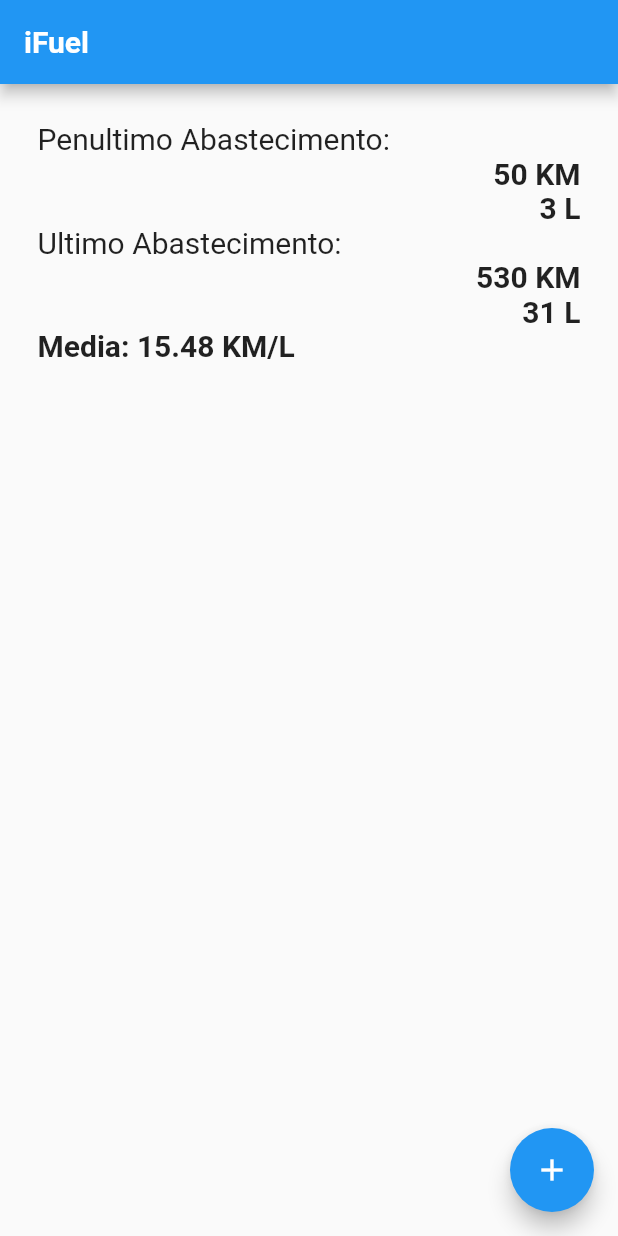
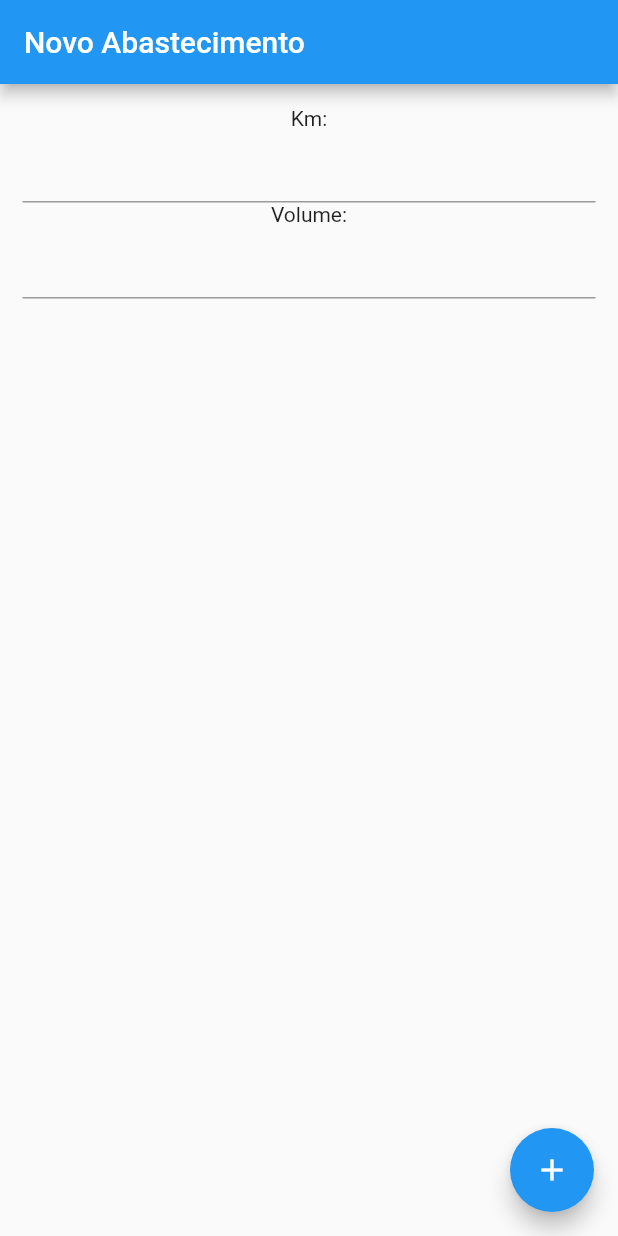
Before and after one commit to Decripter/iFuel, a Flutter app: the screen it shows after launch, after a tap on the "add" icon, on a phone screen of 412 x 824 dp. Run offline on Flutter 3.47's test engine with Material 2 defaults, Android fonts, the phone set to English and light mode, and no system bars.

Commit message:
some credits

```diff
--- /dev/null
+++ b/lib/homePage.dart
@@ -0,0 +1,76 @@
+import 'package:flutter/material.dart';
+
+class HomePage extends StatefulWidget {
+  @override
+  _HomePageState createState() => _HomePageState();
+}
+
+class _HomePageState extends State<HomePage> {
+  var untilLastKm = 0;
+  var untilLastAb = 0;
+  var lastKm = 1;
+  var lastAb = 1;
+  var mediaCons = 0.0;
+  @override
+  Widget build(BuildContext context) {
+    mediaCons = (lastKm - untilLastKm) / lastAb;
+
+    return Scaffold(
+      appBar: AppBar(
+        title: Text(
+          'iFuel',
+          style: TextStyle(fontWeight: FontWeight.bold),
+        ),
+      ),
+      body: Padding(
+        padding: const EdgeInsets.all(25.0),
+        child: Column(
+          children: [
+            Row(mainAxisAlignment: MainAxisAlignment.start, children: [
+              Text(
+                'Penultimo Abastecimento:',
+                style: TextStyle(fontSize: 20),
+              )
+            ]),
+            Row(mainAxisAlignment: MainAxisAlignment.end, children: [
+              Text(untilLastKm.toString() + ' KM',
+                  style: TextStyle(fontSize: 20, fontWeight: FontWeight.bold)),
+            ]),
+            Row(mainAxisAlignment: MainAxisAlignment.end, children: [
+              Text(untilLastAb.toString() + ' L',
+                  style: TextStyle(fontSize: 20, fontWeight: FontWeight.bold)),
+            ]),
+            Row(mainAxisAlignment: MainAxisAlignment.start, children: [
+              Text(
+                'Ultimo Abastecimento:',
+                style: TextStyle(fontSize: 20),
+              )
+            ]),
+            Row(mainAxisAlignment: MainAxisAlignment.end, children: [
+              Text(
+                lastKm.toString() + ' KM',
+                style: TextStyle(fontSize: 20, fontWeight: FontWeight.bold),
+              ),
+            ]),
+            Row(mainAxisAlignment: MainAxisAlignment.end, children: [
+              Text(lastAb.toString() + ' L',
+                  style: TextStyle(fontSize: 20, fontWeight: FontWeight.bold)),
+            ]),
+            Row(mainAxisAlignment: MainAxisAlignment.start, children: [
+              Text(
+                'Media: ' + mediaCons.toStringAsPrecision(4) + ' KM/L',
+                style: TextStyle(fontSize: 20, fontWeight: FontWeight.bold),
+              )
+            ]),
+          ],
+        ),
+      ),
+      floatingActionButton: FloatingActionButton(
+        child: Icon(Icons.add),
+        onPressed: () {
+          Navigator.of(context).pushNamed('/addAbast');
+        },
+      ),
+    );
+  }
+}
--- a/lib/main.dart
+++ b/lib/main.dart
@@ -1,85 +1,21 @@
 import 'package:flutter/material.dart';
+import 'package:iFuel/newAb.dart';
+import 'homePage.dart';
 
-main() {
+void main() {
   runApp(MyHomePg());
 }
 
 class MyHomePg extends StatelessWidget {
   @override
   Widget build(BuildContext context) {
-    return MaterialApp(home: HomePage());
+    return MaterialApp(
+      initialRoute: '/',
+      routes: {
+        '/': (context) => HomePage(),
+        '/addAbast': (context) => AddAbast()
+      },
+    );
+    //home: HomePage());
   }
 }
-
-class HomePage extends StatefulWidget {
-  @override
-  _HomePageState createState() => _HomePageState();
-}
-
-class _HomePageState extends State<HomePage> {
-  var untilLastKm = 50;
-  var untilLastAb = 3;
-  var lastKm = 530;
-  var lastAb = 31;
-  var mediaCons = 0.0;
-  @override
-  Widget build(BuildContext context) {
-    mediaCons = (lastKm - untilLastKm) / lastAb;
-
-    return Scaffold(
-      appBar: AppBar(
-        title: Text(
-          'iFuel',
-          style: TextStyle(fontWeight: FontWeight.bold),
-        ),
-      ),
-      body: Padding(
-        padding: const EdgeInsets.all(25.0),
-        child: Column(
-          children: [
-            Row(mainAxisAlignment: MainAxisAlignment.start, children: [
-              Text(
-                'Penultimo Abastecimento:',
-                style: TextStyle(fontSize: 20),
-              )
-            ]),
-            Row(mainAxisAlignment: MainAxisAlignment.end, children: [
-              Text(untilLastKm.toString() + ' KM',
-                  style: TextStyle(fontSize: 20, fontWeight: FontWeight.bold)),
-            ]),
-            Row(mainAxisAlignment: MainAxisAlignment.end, children: [
-              Text(untilLastAb.toString() + ' L',
-                  style: TextStyle(fontSize: 20, fontWeight: FontWeight.bold)),
-            ]),
-            Row(mainAxisAlignment: MainAxisAlignment.start, children: [
-              Text(
-                'Ultimo Abastecimento:',
-                style: TextStyle(fontSize: 20),
-              )
-            ]),
-            Row(mainAxisAlignment: MainAxisAlignment.end, children: [
-              Text(
-                lastKm.toString() + ' KM',
-                style: TextStyle(fontSize: 20, fontWeight: FontWeight.bold),
-              ),
-            ]),
-            Row(mainAxisAlignment: MainAxisAlignment.end, children: [
-              Text(lastAb.toString() + ' L',
-                  style: TextStyle(fontSize: 20, fontWeight: FontWeight.bold)),
-            ]),
-            Row(mainAxisAlignment: MainAxisAlignment.start, children: [
-              Text(
-                'Media: ' + mediaCons.toStringAsPrecision(4) + ' KM/L',
-                style: TextStyle(fontSize: 20, fontWeight: FontWeight.bold),
-              )
-            ]),
-          ],
-        ),
-      ),
-      floatingActionButton: FloatingActionButton(
-        child: Icon(Icons.add),
-        onPressed: () {},
-      ),
-    );
-  }
-}
--- /dev/null
+++ b/lib/newAb.dart
@@ -0,0 +1,48 @@
+import 'package:flutter/material.dart';
+
+class AddAbast extends StatefulWidget {
+  @override
+  _AddAbastState createState() => _AddAbastState();
+}
+
+class _AddAbastState extends State<AddAbast> {
+  @override
+  Widget build(BuildContext context) {
+    return MaterialApp(
+      home: Scaffold(
+        appBar: AppBar(
+          title: Text('Novo Abastecimento'),
+        ),
+        body: Padding(
+          padding: const EdgeInsets.all(15.0),
+          child: Column(
+            children: [
+              Text('Km:'),
+              TextField(),
+              Text('Volume:'),
+              TextField(),
+            ],
+          ),
+        ),
+        floatingActionButton: FloatingActionButton(
+          child: Icon(Icons.add),
+          onPressed: () {
+            SimpleDialog(
+              title: const Text('Select assignment'),
+              children: <Widget>[
+                SimpleDialogOption(
+                  onPressed: () {},
+                  child: const Text('Treasury department'),
+                ),
+                SimpleDialogOption(
+                  onPressed: () {},
+                  child: const Text('State department'),
+                ),
+              ],
+            );
+          },
+        ),
+      ),
+    );
+  }
+}
```
Also changed, not shown: 4 other files.
